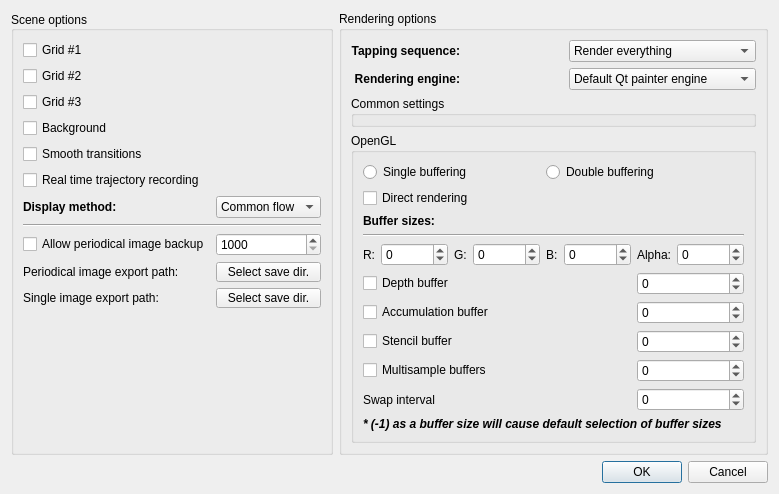
This is DACUSN/scenerendererdialog.ui in Gresthorn/DACUSN as Qt 5 draws it before an edit. The edited form follows.
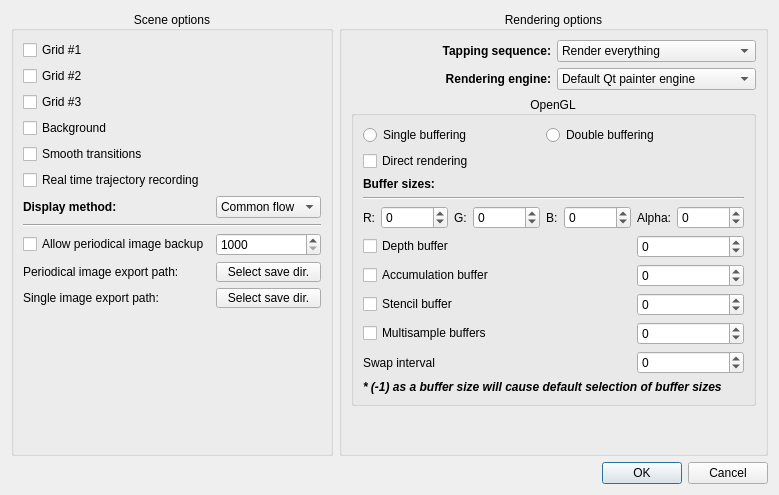
This is the edited form. Icons and pictures are not drawn.

The edit to the form file:
```diff
--- a/DACUSN/scenerendererdialog.ui
+++ b/DACUSN/scenerendererdialog.ui
@@ -6,8 +6,8 @@
    <rect>
     <x>0</x>
     <y>0</y>
-    <width>734</width>
-    <height>490</height>
+    <width>765</width>
+    <height>452</height>
    </rect>
   </property>
   <property name="windowTitle">
@@ -26,7 +26,7 @@
       <string>Scene options</string>
      </property>
      <property name="alignment">
-      <set>Qt::AlignLeading|Qt::AlignLeft|Qt::AlignVCenter</set>
+      <set>Qt::AlignCenter</set>
      </property>
      <layout class="QGridLayout">
       <item row="0" column="2">
@@ -297,8 +297,11 @@
      <property name="title">
       <string>Rendering options</string>
      </property>
+     <property name="alignment">
+      <set>Qt::AlignCenter</set>
+     </property>
      <layout class="QGridLayout" name="gridLayout_2">
-      <item row="0" column="2">
+      <item row="0" column="1">
        <widget class="QComboBox" name="backgroundRenderingComboBox">
         <item>
          <property name="text">
@@ -332,7 +335,7 @@
         </item>
        </widget>
       </item>
-      <item row="5" column="0">
+      <item row="6" column="0">
        <spacer name="verticalSpacer_2">
         <property name="orientation">
          <enum>Qt::Vertical</enum>
@@ -358,7 +361,7 @@
         </property>
        </widget>
       </item>
-      <item row="1" column="2">
+      <item row="1" column="1">
        <widget class="QComboBox" name="renderingEngineComboBox">
         <item>
          <property name="text">
@@ -372,11 +375,14 @@
         </item>
        </widget>
       </item>
-      <item row="3" column="0" colspan="3">
-       <widget class="QGroupBox" name="groupBox_2">
+      <item row="4" column="0" colspan="2">
+       <widget class="QGroupBox" name="advancedOglGroupBox">
         <property name="title">
          <string>OpenGL</string>
         </property>
+        <property name="alignment">
+         <set>Qt::AlignCenter</set>
+        </property>
         <layout class="QGridLayout" name="gridLayout_4">
          <item row="5" column="3">
           <widget class="QSpinBox" name="greenSpinBox">
@@ -588,13 +594,6 @@
         </layout>
        </widget>
       </item>
-      <item row="2" column="0" colspan="3">
-       <widget class="QGroupBox" name="commonSettingsGroupBox">
-        <property name="title">
-         <string>Common settings</string>
-        </property>
-       </widget>
-      </item>
       <item row="1" column="0">
        <widget class="QLabel" name="renderingEngineLabel">
         <property name="styleSheet">
@@ -608,6 +607,47 @@
         </property>
        </widget>
       </item>
+      <item row="5" column="0" colspan="2">
+       <widget class="QPushButton" name="showAdvancedOglButton">
+        <property name="minimumSize">
+         <size>
+          <width>0</width>
+          <height>32</height>
+         </size>
+        </property>
+        <property name="maximumSize">
+         <size>
+          <width>16777215</width>
+          <height>32</height>
+         </size>
+        </property>
+        <property name="baseSize">
+         <size>
+          <width>0</width>
+          <height>32</height>
+         </size>
+        </property>
+        <property name="cursor">
+         <cursorShape>PointingHandCursor</cursorShape>
+        </property>
+        <property name="styleSheet">
+         <string notr="true">border:none;</string>
+        </property>
+        <property name="text">
+         <string/>
+        </property>
+        <property name="icon">
+         <iconset resource="icons.qrc">
+          <normaloff>:/mainToolbar/icons/more_icon.png</normaloff>:/mainToolbar/icons/more_icon.png</iconset>
+        </property>
+        <property name="iconSize">
+         <size>
+          <width>32</width>
+          <height>32</height>
+         </size>
+        </property>
+       </widget>
+      </item>
      </layout>
     </widget>
    </item>
```
Left out of the diff: 32 changed lines with no effect on the pictures.
